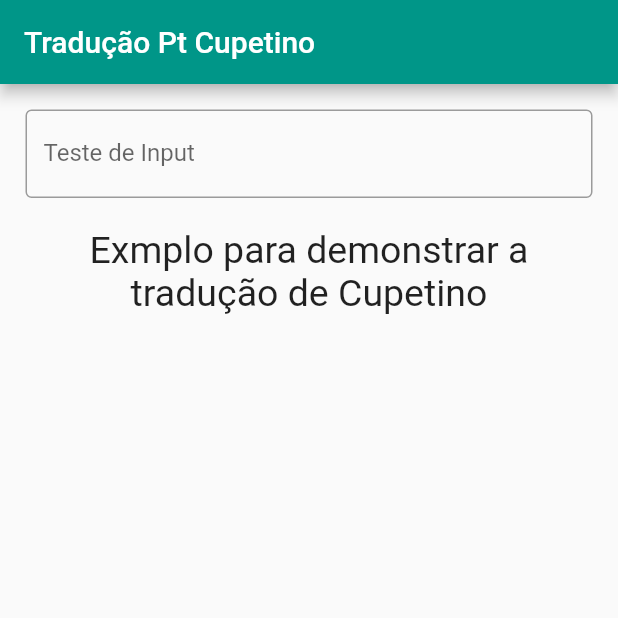
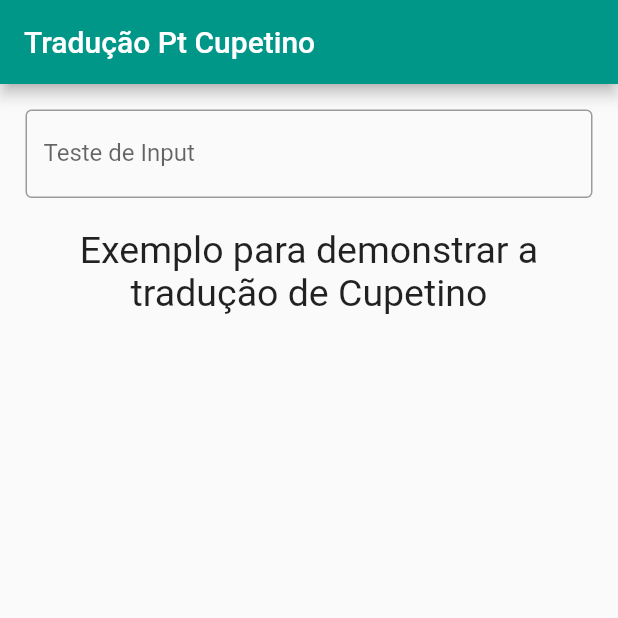
Before and after one commit to MarceloPetrucio/flutter_traducao_cupetino_pt, a Flutter app: the screen it shows after launch, on a phone screen of 412 x 824 dp, the top half of it. Run offline on Flutter 3.47's test engine with Material 2 defaults, Android fonts, the phone set to English and light mode, and no system bars.

```diff
--- a/lib/main.dart
+++ b/lib/main.dart
@@ -57,7 +57,7 @@ class _MyHomePageState extends State<MyHomePage> {
               ),
             ),
             SizedBox(height: 20.0,),
-            Text("Exmplo para demonstrar a tradução de Cupetino",
+            Text("Exemplo para demonstrar a tradução de Cupetino",
               textAlign: TextAlign.center,
               style: TextStyle(
                 fontSize: 25.0,
```
Also changed, not shown: image/Image2.png (added), image/image.png.
